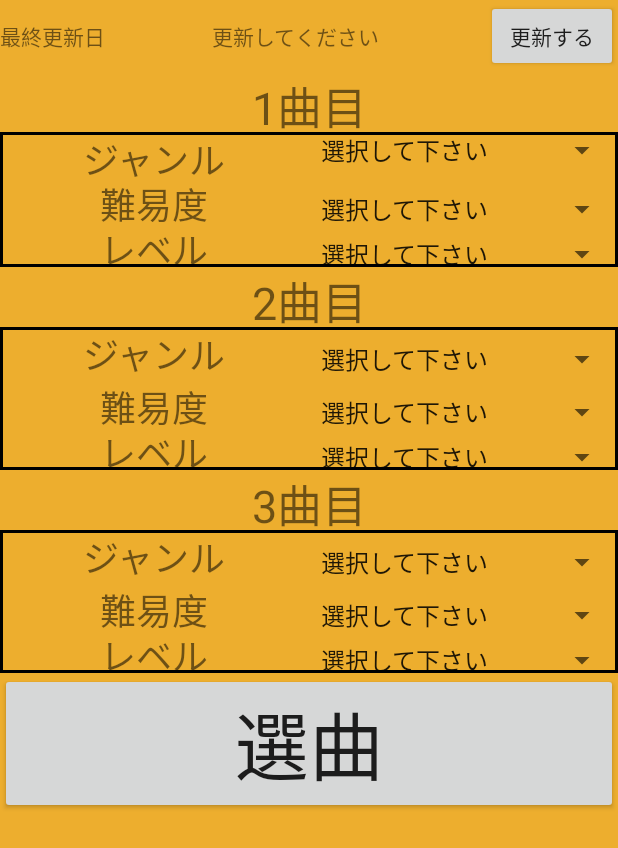
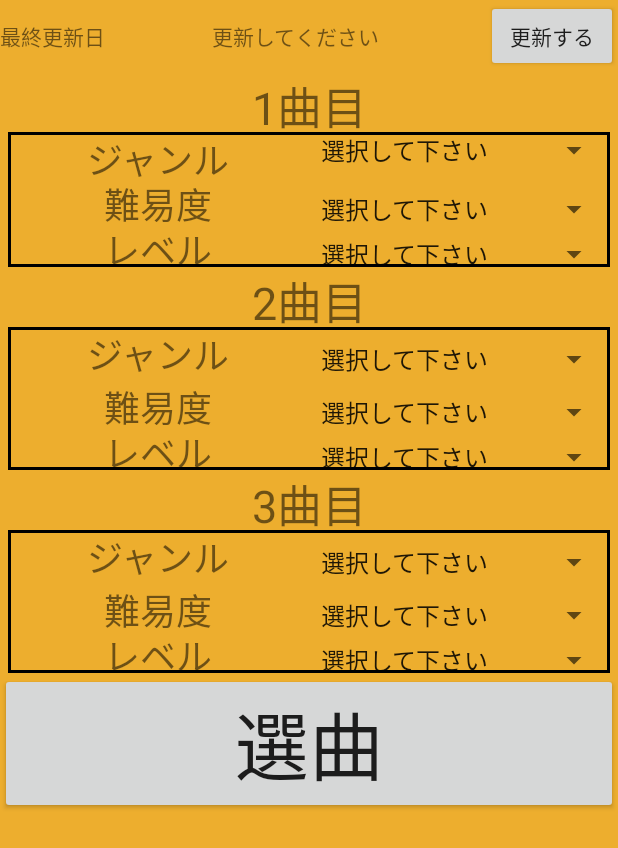
Before and after one commit to Funabashi-Joho-Business/X15G_B, an Android app: the screen it shows after launch (MainActivity), on a phone screen of 412 x 824 dp. Shown: the top 848 px of the screen. Run offline under Robolectric (Android 15) with nearby library versions, the phone set to English and light mode, and no system bars.

Commit message:
レイアウトの変更２

```diff
--- a/app/src/main/java/jp/ac/chiba_fjb/b/ebi/InfoDialogFragment.java
+++ b/app/src/main/java/jp/ac/chiba_fjb/b/ebi/InfoDialogFragment.java
@@ -37,7 +37,7 @@ public class InfoDialogFragment extends DialogFragment {
         text1.setText("難易度："+ja1);
         text2.setText("ジャンル："+di1);
         text3.setText("レベル："+lv1);
-        text4.setText("譜面サイトリンク："+r1);
+        text4.setText("譜面サイトリンク：\n" + r1);
         return view;
     }
 
--- a/app/src/main/res/layout/fragment_search.xml
+++ b/app/src/main/res/layout/fragment_search.xml
@@ -70,6 +70,8 @@
                     <LinearLayout
                         android:layout_width="match_parent"
                         android:layout_height="wrap_content"
+                        android:layout_marginLeft="5dp"
+                        android:layout_marginRight="5dp"
                         android:background="@drawable/frame_stale"
                         android:orientation="vertical">
 
@@ -156,6 +158,8 @@
                     <LinearLayout
                         android:layout_width="match_parent"
                         android:layout_height="match_parent"
+                        android:layout_marginLeft="5dp"
+                        android:layout_marginRight="5dp"
                         android:background="@drawable/frame_stale"
                         android:orientation="vertical">
 
@@ -243,6 +247,8 @@
                     <LinearLayout
                         android:layout_width="match_parent"
                         android:layout_height="match_parent"
+                        android:layout_marginLeft="5dp"
+                        android:layout_marginRight="5dp"
                         android:background="@drawable/frame_stale"
                         android:orientation="vertical">
 
@@ -320,7 +326,7 @@
                 android:layout_width="match_parent"
                 android:layout_height="wrap_content"
                 android:text="選曲"
-                android:textSize="50dp"/>
+                android:textSize="50dp" />
 
         </LinearLayout>
     </LinearLayout>
```
Also changed, not shown: app/src/main/res/layout/fragment_info_dialog.xml (+7 -0 lines), app/src/main/res/layout/fragment_result.xml (+9 -0 lines).
